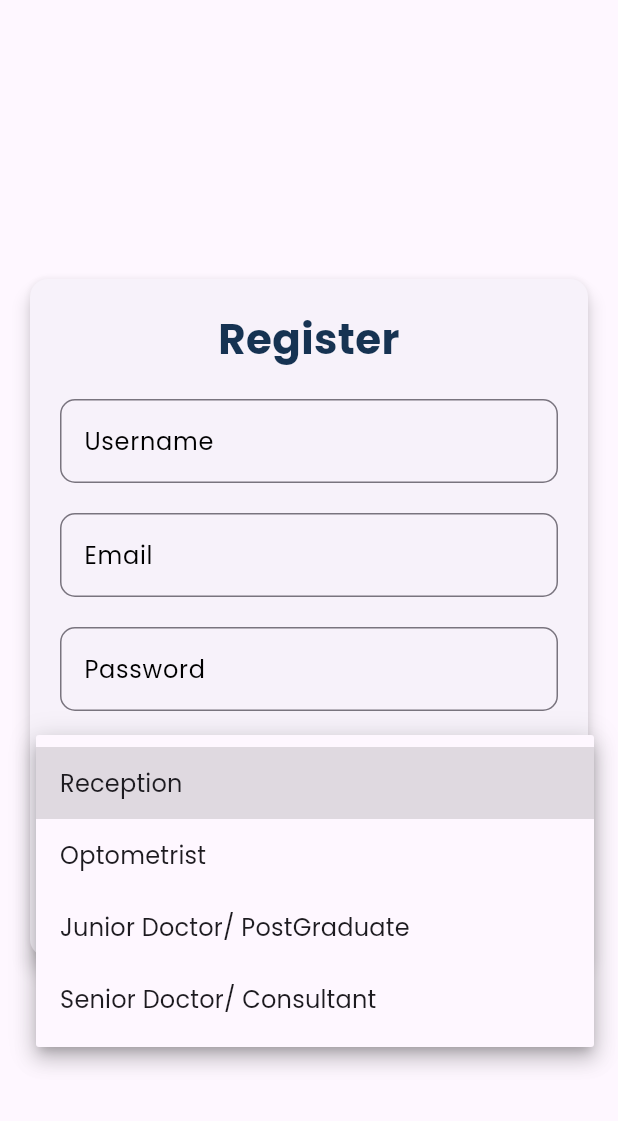
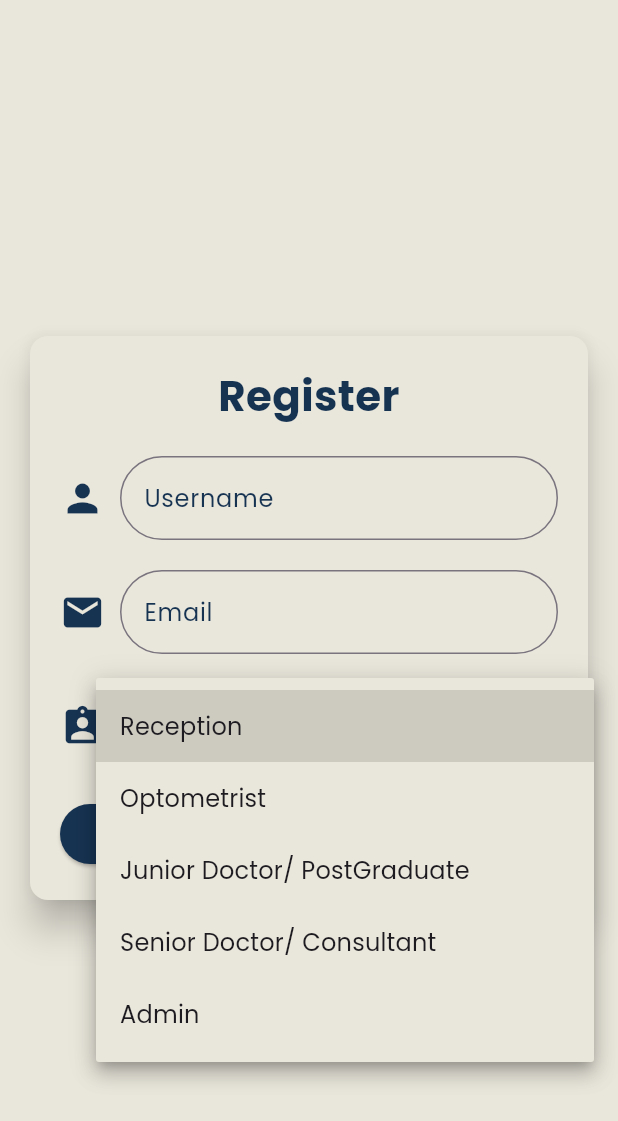
Before and after one commit to jayan110105/OpthaDoc, a Flutter app: the Register screen opened by its route, after a tap on "Select Role", on a phone screen of 412 x 824 dp. Shown: the top 1121 px of the screen. Run offline on Flutter 3.47's test engine with Material 3 defaults, Android fonts, the phone set to English and light mode, and no system bars; our stand-ins replace cloud_firestore, connectivity_plus, firebase_auth, firebase_core, firebase_storage, hive and 5 more; missing offline and left inert: google_mlkit_text_recognition; accounts and stored records are empty.

Commit message:
Register UI

```diff
--- a/lib/ui/screens/dashboard.dart
+++ b/lib/ui/screens/dashboard.dart
@@ -412,7 +412,7 @@ class _DashboardState extends State<Dashboard> {
         _buildDashboardButton(Icons.person_add, 'Registration', () {
           Navigator.pushNamed(context, '/registration');
         }),
-        if (role == 'Optometrist' || role == 'Junior Doctor/ PostGraduate' || role == 'Senior Doctor/ Consultant')
+        if (role == 'Optometrist' || role == 'Junior Doctor/ PostGraduate' || role == 'Senior Doctor/ Consultant' || role == 'Admin')
           _buildDashboardButton(Icons.visibility, 'Eye Checkup', () {
             // Navigator.pushNamed(context, '/eyecheckup');
             Navigator.push(
@@ -420,7 +420,7 @@ class _DashboardState extends State<Dashboard> {
                 MaterialPageRoute(builder: (context) => User2(patientId: patientId))
             );
           }),
-        if (role == 'Junior Doctor/ PostGraduate' || role == 'Senior Doctor/ Consultant')
+        if (role == 'Junior Doctor/ PostGraduate' || role == 'Senior Doctor/ Consultant' || role == 'Admin')
           _buildDashboardButton(Icons.assignment, 'View Records', () {
             // Navigator.pushNamed(context, '/viewrecords');
             Navigator.push(
@@ -428,23 +428,27 @@ class _DashboardState extends State<Dashboard> {
                 MaterialPageRoute(builder: (context) => Records(routeName: 'ViewRecords', patientId: patientId))
             );
           }),
-        if (role == 'Junior Doctor/ PostGraduate' || role == 'Senior Doctor/ Consultant')
+        if (role == 'Junior Doctor/ PostGraduate' || role == 'Senior Doctor/ Consultant' || role == 'Admin')
           _buildDashboardButton(Icons.edit, 'Edit Records', () {
             Navigator.push(
                 context,
                 MaterialPageRoute(builder: (context) => Records(routeName: 'EditRecords', patientId: patientId))
             );
           }),
-        if (role == 'Senior Doctor/ Consultant')
+        if (role == 'Senior Doctor/ Consultant' || role == 'Admin')
           _buildDashboardButton(Icons.event, 'Appointment', () {
             Navigator.push(
                 context,
                 MaterialPageRoute(builder: (context) => Appointment(patientId: patientId))
             );
           }),
-        if (role == 'Senior Doctor/ Consultant')
+        if (role == 'Senior Doctor/ Consultant' || role == 'Admin')
           _buildDashboardButton(Icons.cloud_upload, 'Upload Data', () {
             _showUploadConfirmationDialog();
+          }),
+        if (role == 'Admin')
+          _buildDashboardButton(Icons.admin_panel_settings, 'Register User', () {
+            Navigator.pushNamed(context, '/register');
           }),
       ],
     );
--- a/lib/ui/screens/register.dart
+++ b/lib/ui/screens/register.dart
@@ -26,17 +26,20 @@ class _RegisterState extends State<Register> {
     'Optometrist',
     'Junior Doctor/ PostGraduate',
     'Senior Doctor/ Consultant',
+    'Admin',
   ];
 
   @override
   Widget build(BuildContext context) {
     return Scaffold(
+      backgroundColor: Color(0xFFE9E6DB),
       body: Center(
         child: SingleChildScrollView(
           child: Padding(
             padding: const EdgeInsets.all(16.0),
             child: Card(
-              elevation: 5,
+              color: Color(0xFFE9E6DB),
+              elevation: 10,
               child: Padding(
                 padding: const EdgeInsets.all(20.0),
                 child: Form(
@@ -54,13 +57,43 @@ class _RegisterState extends State<Register> {
                         ),
                       ),
                       const SizedBox(height: 20),
-                      _buildTextField("Username", _usernameController, false),
+                      Row(
+                        children: [
+                          Icon(
+                              Icons.person,
+                              color: Color(0xFF163352),
+                              size: 30,
+                          ),
+                          SizedBox(width: 10,),
+                          Expanded(child: _buildTextField("Username", _usernameController, false)),
+                        ],
+                      ),
                       const SizedBox(height: 20),
-                      _buildTextField("Email", _emailController, false),
+                      Row(
+                        children: [
+                          Icon(
+                            Icons.mail,
+                            color: Color(0xFF163352),
+                            size: 30,
+                          ),
+                          SizedBox(width: 10,),
+                          Expanded(child: _buildTextField("Email", _emailController, false),),
+                        ],
+                      ),
+                      // const SizedBox(height: 20),
+                      // _buildTextField("Password", _passwordController, true),
                       const SizedBox(height: 20),
-                      _buildTextField("Password", _passwordController, true),
-                      const SizedBox(height: 20),
-                      DropdownButtonFormField<String>(
+                      Row(
+                        children: [
+                          Icon(
+                            Icons.assignment_ind,
+                            color: Color(0xFF163352),
+                            size: 30,
+                          ),
+                          SizedBox(width: 10,),
+                          Expanded(
+                            child: DropdownButtonFormField<String>(
+                              dropdownColor: Color(0xFFE9E6DB),
                               value: _selectedRole,
                               hint: const Text('Select Role'),
                               decoration: _inputDecoration('Role'),
@@ -77,19 +110,23 @@ class _RegisterState extends State<Register> {
                               },
                               validator: (value) => value == null ? 'Please select a role' : null,
                             ),
+                          ),
+                        ],
+                      ),
+
                       const SizedBox(height: 20),
                       _isLoading
                           ? const Center(
                         child: CircularProgressIndicator(
-                          color: Colors.black,
+                          color: Color(0xFF163352),
                         ),
                       )
                           : ElevatedButton(
                         onPressed: _register,
                         style: ElevatedButton.styleFrom(
-                          backgroundColor: Colors.black,
+                          backgroundColor: Color(0xFF163352),
                           shape: RoundedRectangleBorder(
-                            borderRadius: BorderRadius.circular(10),
+                            borderRadius: BorderRadius.circular(30),
                           ),
                           padding: const EdgeInsets.all(10),
                         ),
@@ -112,15 +149,16 @@ class _RegisterState extends State<Register> {
   InputDecoration _inputDecoration(String label) {
     return InputDecoration(
       labelStyle: const TextStyle(
-        color: Colors.black,
+        color: Color(0xFF163352),
       ),
       labelText: label,
       border: OutlineInputBorder(
-        borderRadius: BorderRadius.circular(10),
+        borderRadius: BorderRadius.circular(30),
       ),
-      focusedBorder: const OutlineInputBorder(
+      focusedBorder: OutlineInputBorder(
+        borderRadius: BorderRadius.circular(30),
         borderSide: BorderSide(
-          color: Colors.black,
+          color: Color(0xFF163352),
         ),
       ),
     );
@@ -128,7 +166,7 @@ class _RegisterState extends State<Register> {
 
   Widget _buildTextField(String label, TextEditingController controller, bool isPassword) {
     return TextFormField(
-      cursorColor: Colors.black,
+      cursorColor: Color(0xFF163352),
       controller: controller,
       obscureText: isPassword,
       decoration: _inputDecoration(label),
```
Lines whose indentation alone changed are shown as unchanged.
